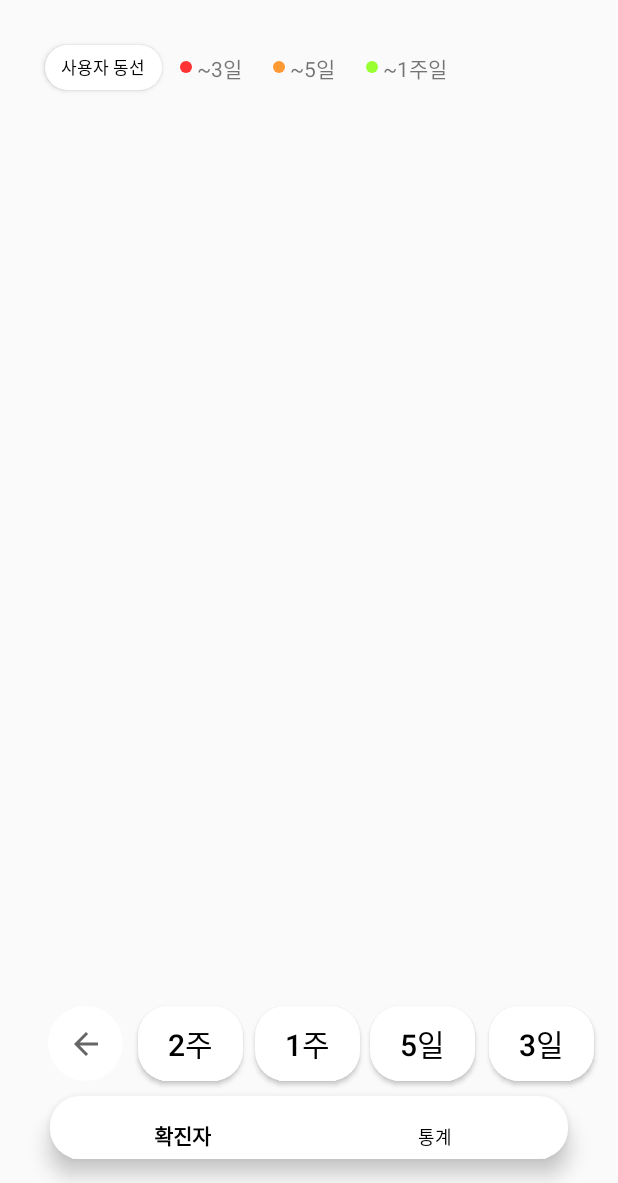
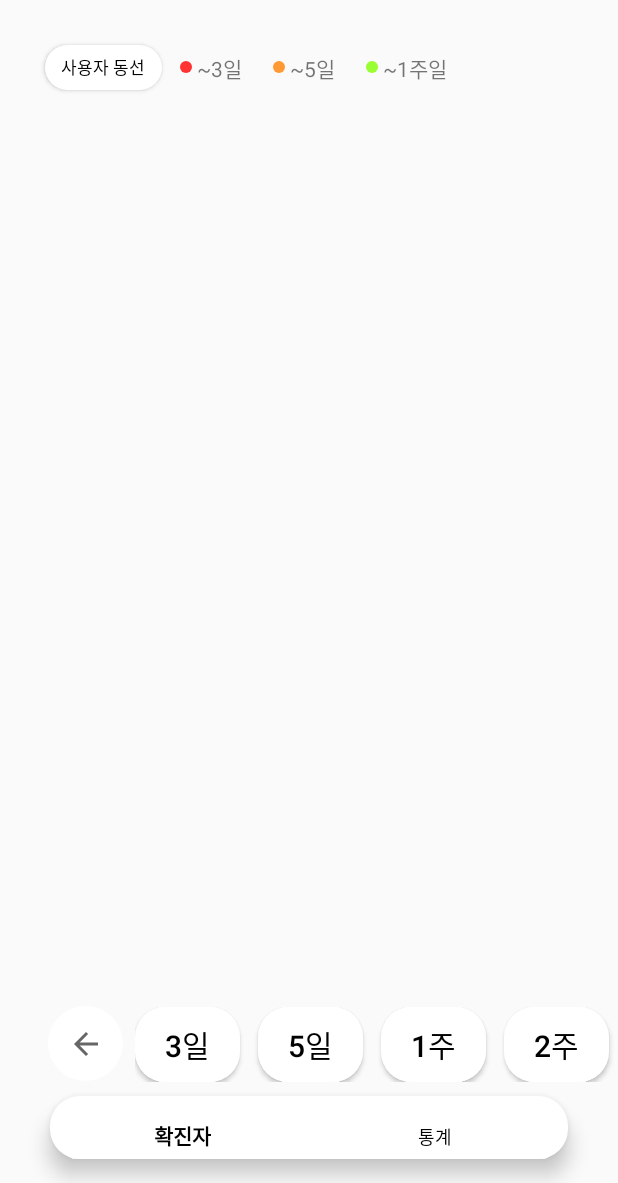
Before and after one commit to Yeonji-Lim/GSG_COVID-19infoApp, an Android app: the MapsActivityCurrentPlace screen opened directly, with no data from a screen before it, on a phone screen of 412 x 824 dp, the part 53-1236 px from its top. Run offline under Robolectric (Android 15) with nearby library versions, the light colour scheme and no system bars; 2 statements that could not run were skipped.

Commit message:
리니어 레이아웃 이용하여 하단 바 연결
리니어 레이아웃 이용하여 하단 바 연결

```diff
--- a/COVID_19info/app/src/main/res/layout/activity_maps.xml
+++ b/COVID_19info/app/src/main/res/layout/activity_maps.xml
@@ -54,17 +54,47 @@
         app:layout_constraintEnd_toEndOf="parent"
         app:srcCompat="?attr/homeAsUpIndicator" />
 
+
+    <LinearLayout
+        android:layout_width="376dp"
+        android:layout_height="50dp"
+        android:layout_marginStart="90dp"
+        android:layout_marginBottom="185dp"
+        android:orientation="horizontal"
+        app:layout_constraintBottom_toBottomOf="parent"
+        app:layout_constraintEnd_toEndOf="parent"
+        app:layout_constraintHorizontal_bias="0.0"
+        app:layout_constraintStart_toStartOf="parent"
+        app:layout_constraintTop_toBottomOf="@+id/map">
+
         <Button
-        android:id="@+id/cons_term3"
+            android:id="@+id/cons_term0"
             android:layout_width="@dimen/term_button_width"
             android:layout_height="@dimen/term_button_height"
-        android:layout_marginEnd="250dp"
+            android:layout_marginEnd="12dp"
             android:layout_marginBottom="68dp"
             android:background="@drawable/user_route_button"
             android:minWidth="0dp"
             android:minHeight="0dp"
             android:padding="0dp"
-        android:text="2주"
+            android:text="3일"
+            android:textColor="@drawable/user_route_button_text_color"
+            android:textSize="20sp"
+            app:backgroundTint="@null"
+            app:layout_constraintBottom_toBottomOf="@+id/map"
+            app:layout_constraintEnd_toEndOf="parent"
+            app:srcCompat="?attr/homeAsUpIndicator" />
+
+        <Button
+            android:id="@+id/cons_term1"
+            android:layout_width="@dimen/term_button_width"
+            android:layout_height="@dimen/term_button_height"
+            android:layout_marginEnd="12dp"
+            android:background="@drawable/user_route_button"
+            android:minWidth="0dp"
+            android:minHeight="0dp"
+            android:padding="0dp"
+            android:text="5일"
             android:textColor="@drawable/user_route_button_text_color"
             android:textSize="20sp"
             app:backgroundTint="@null"
@@ -76,8 +106,7 @@
             android:id="@+id/cons_term2"
             android:layout_width="@dimen/term_button_width"
             android:layout_height="@dimen/term_button_height"
-        android:layout_marginEnd="172dp"
-        android:layout_marginBottom="68dp"
+            android:layout_marginEnd="12dp"
             android:background="@drawable/user_route_button"
             android:minWidth="0dp"
             android:minHeight="0dp"
@@ -91,16 +120,15 @@
             app:srcCompat="?attr/homeAsUpIndicator" />
 
         <Button
-        android:id="@+id/cons_term1"
+            android:id="@+id/cons_term3"
             android:layout_width="@dimen/term_button_width"
             android:layout_height="@dimen/term_button_height"
-        android:layout_marginEnd="95dp"
-        android:layout_marginBottom="68dp"
+            android:layout_marginEnd="12dp"
             android:background="@drawable/user_route_button"
             android:minWidth="0dp"
             android:minHeight="0dp"
             android:padding="0dp"
-        android:text="5일"
+            android:text="2주"
             android:textColor="@drawable/user_route_button_text_color"
             android:textSize="20sp"
             app:backgroundTint="@null"
@@ -108,36 +136,8 @@
             app:layout_constraintEnd_toEndOf="parent"
             app:srcCompat="?attr/homeAsUpIndicator" />
 
-    <Button
-        android:id="@+id/cons_term0"
-        android:layout_width="@dimen/term_button_width"
-        android:layout_height="@dimen/term_button_height"
-        android:layout_marginEnd="16dp"
-        android:layout_marginBottom="68dp"
-        android:background="@drawable/user_route_button"
-        android:minWidth="0dp"
-        android:minHeight="0dp"
-        android:padding="0dp"
-        android:text="3일"
-        android:textColor="@drawable/user_route_button_text_color"
-        android:textSize="20sp"
-        app:backgroundTint="@null"
-        app:layout_constraintBottom_toBottomOf="@+id/map"
-        app:layout_constraintEnd_toEndOf="parent"
-        app:srcCompat="?attr/homeAsUpIndicator" />
-
-    <LinearLayout
-        android:layout_width="376dp"
-        android:layout_height="8dp"
-        android:layout_marginEnd="32dp"
-        android:layout_marginBottom="228dp"
-        android:orientation="horizontal"
-        app:layout_constraintBottom_toBottomOf="parent"
-        app:layout_constraintEnd_toEndOf="parent">
-
 
     </LinearLayout>
-
 
     <Button
         android:id="@+id/changeView"
```
Lines whose indentation alone changed are shown as unchanged.
